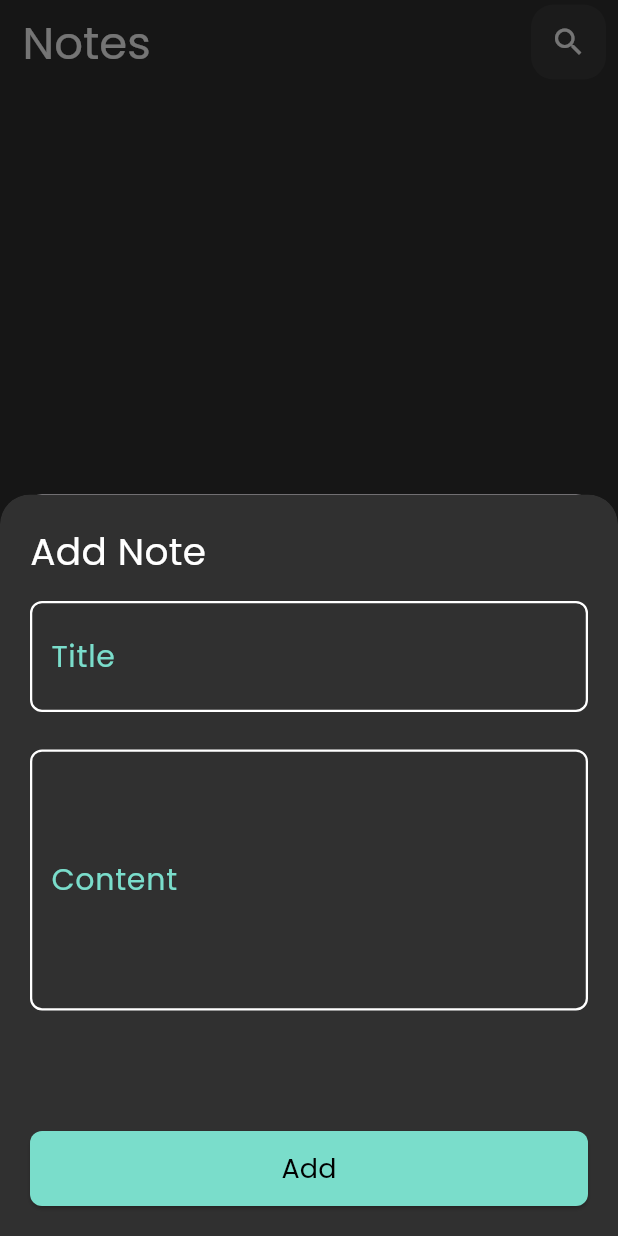
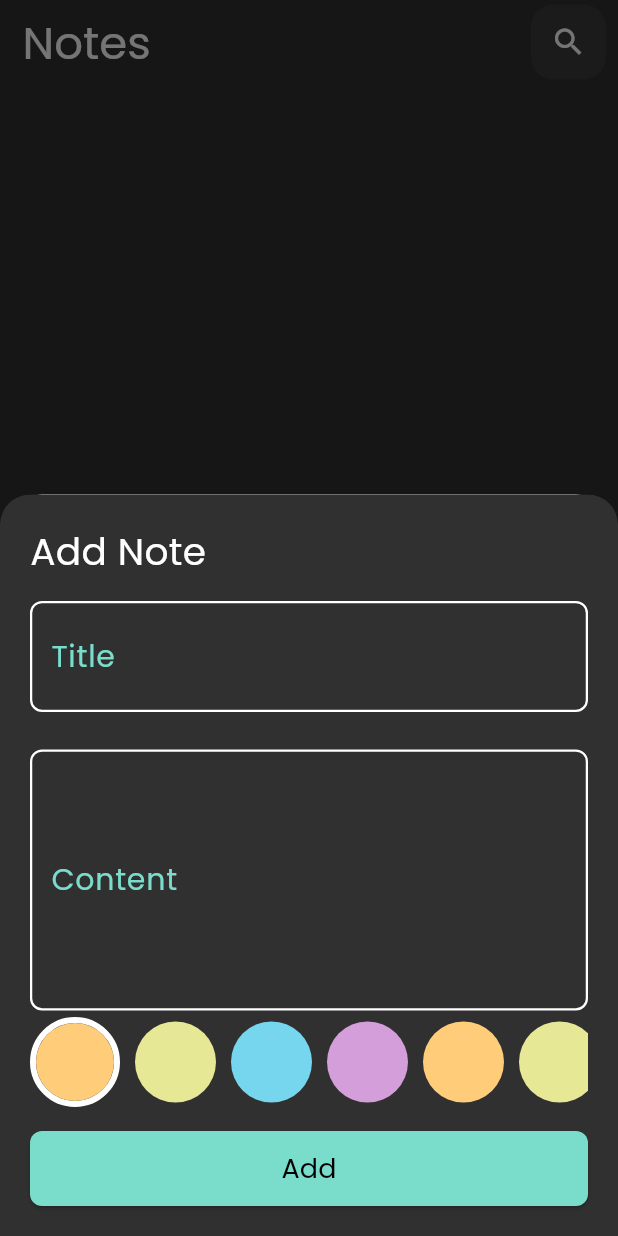
Before and after one commit to Hazem2911/notes_app, a Flutter app: the screen it shows after launch, after a tap on the "add" icon, on a phone screen of 412 x 824 dp. Run offline on Flutter 3.47's test engine with Material 3 defaults, Android fonts, the phone set to English and light mode, and no system bars; drawn by our look-alikes of modal_progress_hud_nsn; our stand-ins replace bloc, flutter_bloc, hive, hive_flutter; accounts and stored records are empty.

Commit message:
Colors picker list view

```diff
--- a/lib/Widgets/add_note_form.dart
+++ b/lib/Widgets/add_note_form.dart
@@ -2,6 +2,7 @@ import 'package:flutter/material.dart';
 import 'package:flutter_bloc/flutter_bloc.dart';
 import 'package:notes_app/Widgets/Clickable_Icon.dart';
 import 'package:notes_app/Widgets/CustomButton.dart';
+import 'package:notes_app/Widgets/colors_listView.dart';
 import 'package:notes_app/Widgets/editNote_bar.dart';
 import 'package:notes_app/cubits/add_note_cubit/add_note_cubit.dart';
 import 'package:notes_app/cubits/add_note_cubit/add_note_states.dart';
@@ -62,7 +63,7 @@ class _AddNoteFormState extends State<AddNoteForm> {
                       Clickableicon(
                         icon: Icons.check,
                         onTap: () {
-                          EditNote(context);
+                          editNote(context);
                         },
                       ),
                   ],
@@ -92,7 +93,9 @@ class _AddNoteFormState extends State<AddNoteForm> {
               ],
             ),
           ),
+
           if (widget.hasButton)
+            const SizedBox(height: 60, child: ColorsListView()),
           Padding(
             padding: const EdgeInsets.only(top: 16.0),
             child: BlocBuilder<AddNoteCubit, AddNoteStates>(
@@ -100,14 +103,7 @@ class _AddNoteFormState extends State<AddNoteForm> {
                 return CustomElevatedbutton(
                   onPressed: () {
                     if (formKey.currentState!.validate()) {
-                        formKey.currentState!.save();
-                        var note = NoteModel(
-                          Colors.amberAccent.value,
-                          title: title!,
-                          subTitle: subTitle!,
-                          date: DateTime.now().toString(),
-                        );
-                        BlocProvider.of<AddNoteCubit>(context).addNote(note);
+                      addNote(context);
                     } else {
                       autovalidateMode = AutovalidateMode.always;
                       setState(() {});
@@ -122,11 +118,22 @@ class _AddNoteFormState extends State<AddNoteForm> {
     );
   }
 
-  void EditNote(BuildContext context) {
+  void addNote(BuildContext context) {
+    formKey.currentState!.save();
+    var note = NoteModel(
+      // ignore: deprecated_member_use
+      Colors.amberAccent.value,
+      title: title!,
+      subTitle: subTitle!,
+      date: DateTime.now().toString(),
+    );
+    BlocProvider.of<AddNoteCubit>(context).addNote(note);
+  }
+
+  void editNote(BuildContext context) {
     formKey.currentState!.save();
     widget.note!.title = title ?? widget.note!.title;
-    widget.note!.subTitle =
-        subTitle ?? widget.note!.subTitle;
+    widget.note!.subTitle = subTitle ?? widget.note!.subTitle;
     widget.note!.date = DateTime.now().toString();
     widget.note!.save();
 
--- /dev/null
+++ b/lib/Widgets/colors_listView.dart
@@ -0,0 +1,70 @@
+import 'package:flutter/material.dart';
+
+class ColorItem extends StatelessWidget {
+  const ColorItem({super.key, required this.isActive, required this.color});
+  final bool isActive;
+  final Color color;
+  @override
+  Widget build(BuildContext context) {
+    return isActive
+        ? Padding(
+          padding: const EdgeInsets.only(right: 10.0),
+          child: Container(
+            width: 60,
+            height: 60,
+            decoration: BoxDecoration(
+              shape: BoxShape.circle,
+              border: Border.all(color: Colors.white, width: 4),
+            ),
+            child: CircleAvatar(radius: 27, backgroundColor: color),
+          ),
+        )
+        : Padding(
+          padding: const EdgeInsets.only(right: 10.0),
+          child: CircleAvatar(radius: 27, backgroundColor: color),
+        );
+  }
+}
+
+class ColorsListView extends StatefulWidget {
+  const ColorsListView({super.key});
+
+  @override
+  State<ColorsListView> createState() => _ColorsListViewState();
+}
+
+class _ColorsListViewState extends State<ColorsListView> {
+  int currentIndex = 0;
+  List<Color> colors = const [
+    Color(0xffffcd7a),
+    Color(0xffe7e896),
+    Color(0xff76d6ee),
+    Color(0xffd49eda),
+    Color(0xffffcd7a),
+    Color(0xffe7e896),
+    Color(0xffba1200),
+    Color(0xff031927),
+    Color(0xff9dd1f1),
+    Color(0xff508aa8),
+  ];
+  @override
+  Widget build(BuildContext context) {
+    return ListView.builder(
+      scrollDirection: Axis.horizontal,
+      itemCount: 10,
+      itemBuilder: (context, index) {
+        return GestureDetector(
+          onTap: () {
+            currentIndex = index;
+            setState(() {});
+          },
+
+          child: ColorItem(
+            isActive: currentIndex == index,
+            color: colors[index],
+          ),
+        );
+      },
+    );
+  }
+}
```
Lines whose indentation alone changed are shown as unchanged.
